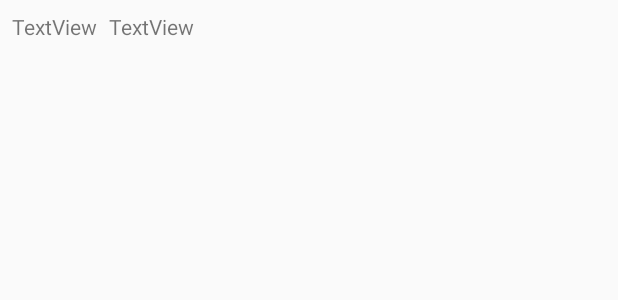
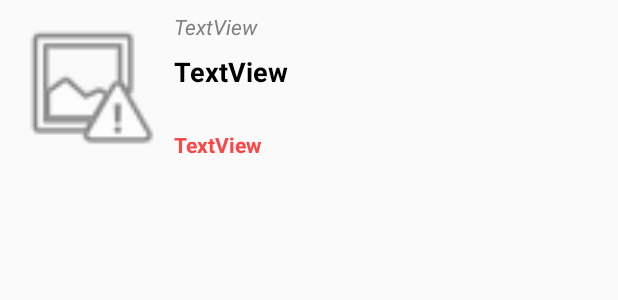
Before and after one commit to WolfeLeee/comp5703project, an Android app: the layout recycler_browse.xml on its own in the app's theme, with its tools: preview values and no code run, on a phone screen of 412 x 824 dp. Shown: the top 300 px of the screen. Run offline under Robolectric (Android 15) with nearby library versions, the phone set to English and light mode, and no system bars.

Commit message:
Add image columns to local database. Users could search for a product and image of that product will appear next to the title and category

```diff
--- a/KinderFoodFinder/app/build.gradle
+++ b/KinderFoodFinder/app/build.gradle
@@ -27,4 +27,5 @@ dependencies {
     androidTestImplementation 'com.android.support.test.espresso:espresso-core:3.0.2'
     implementation 'com.android.support:design:28.0.0'
     implementation 'com.android.support:recyclerview-v7:28.0.0'
+    implementation 'com.squareup.picasso:picasso:2.5.2'
 }
--- a/KinderFoodFinder/app/src/main/AndroidManifest.xml
+++ b/KinderFoodFinder/app/src/main/AndroidManifest.xml
@@ -1,6 +1,8 @@
 <?xml version="1.0" encoding="utf-8"?>
 <manifest xmlns:android="http://schemas.android.com/apk/res/android"
     package="comp5703.sydney.edu.au.kinderfoodfinder">
+
+    <uses-permission android:name="android.permission.INTERNET" />
 
     <application
         android:allowBackup="true"
--- a/KinderFoodFinder/app/src/main/java/comp5703/sydney/edu/au/kinderfoodfinder/AppDatabase.java
+++ b/KinderFoodFinder/app/src/main/java/comp5703/sydney/edu/au/kinderfoodfinder/AppDatabase.java
@@ -52,7 +52,9 @@ public class AppDatabase extends SQLiteOpenHelper {
 //                "DROP TABLE "+ProductsContract.TABLE_NAME +";" +
                 "CREATE TABLE " + ProductsContract.TABLE_NAME + "("
                 + ProductsContract.Columns._ID + " INTEGER PRIMARY KEY NOT NULL, "
+                + ProductsContract.Columns.BRAND_CATEGORY + " INTEGER NOT NULL, "
                 + ProductsContract.Columns.BRAND_NAME + " TEXT UNIQUE NOT NULL, "
+                        + ProductsContract.Columns.IMAGE + " BLOB, "
                 + ProductsContract.Columns.BRAND_SORTORDER + " INTEGER);";
         Log.d(TAG, sSQL);
         db.execSQL(sSQL);
@@ -67,6 +69,8 @@ public class AppDatabase extends SQLiteOpenHelper {
 
     }
 
+
+
     @Override
     public void onUpgrade(SQLiteDatabase db, int oldVersion, int newVersion) {
         Log.d(TAG, "onUpgrade: starts");
--- a/KinderFoodFinder/app/src/main/java/comp5703/sydney/edu/au/kinderfoodfinder/MainActivity.java
+++ b/KinderFoodFinder/app/src/main/java/comp5703/sydney/edu/au/kinderfoodfinder/MainActivity.java
@@ -1,7 +1,9 @@
 package comp5703.sydney.edu.au.kinderfoodfinder;
 
+import android.Manifest;
 import android.support.annotation.NonNull;
 import android.support.design.widget.BottomNavigationView;
+import android.support.v4.app.ActivityCompat;
 import android.support.v4.app.Fragment;
 import android.support.v7.app.AppCompatActivity;
 import android.os.Bundle;
@@ -24,6 +26,10 @@ public class MainActivity extends AppCompatActivity
     {
         super.onCreate(savedInstanceState);
         setContentView(R.layout.activity_main);
+
+        ActivityCompat.requestPermissions(MainActivity.this,
+                new String[]{Manifest.permission.INTERNET},
+                1);
 
         // set up
         BottomNavigationView navigation = (BottomNavigationView) findViewById(R.id.navigation);
--- a/KinderFoodFinder/app/src/main/java/comp5703/sydney/edu/au/kinderfoodfinder/ProductsContract.java
+++ b/KinderFoodFinder/app/src/main/java/comp5703/sydney/edu/au/kinderfoodfinder/ProductsContract.java
@@ -17,6 +17,8 @@ public class ProductsContract {
         public static final String BRAND_NAME = "Brand";
         public static final String BRAND_RATING = "Rating";
         public static final String BRAND_SORTORDER = "SortOrder";
+        public static final String BRAND_CATEGORY = "Category";
+        public static final String IMAGE = "image";
 
         private Columns(){
             //private constructor to prevent instantiation
--- a/KinderFoodFinder/app/src/main/java/comp5703/sydney/edu/au/kinderfoodfinder/SearchFragment.java
+++ b/KinderFoodFinder/app/src/main/java/comp5703/sydney/edu/au/kinderfoodfinder/SearchFragment.java
@@ -61,9 +61,6 @@ public class SearchFragment extends Fragment implements GetProductsData.OnDataAv
         mProductsRecyclerViewAdapter = new ProductsRecyclerViewAdapter(new ArrayList<Products>(), getContext());
         recyclerView.setAdapter(mProductsRecyclerViewAdapter);
 
-
-
-
         Log.d(TAG, "onViewCreated: ends");
         return view;
     }
--- a/KinderFoodFinder/app/src/main/res/layout/recycler_browse.xml
+++ b/KinderFoodFinder/app/src/main/res/layout/recycler_browse.xml
@@ -5,27 +5,61 @@
     android:layout_width="match_parent"
     android:layout_height="wrap_content">
 
-    <TextView
-        android:id="@+id/brand"
-        android:layout_width="wrap_content"
-        android:layout_height="wrap_content"
+    <ImageView
+        android:id="@+id/Brand_Image"
+        android:layout_width="100dp"
+        android:layout_height="100dp"
         android:layout_marginStart="8dp"
+        android:layout_marginLeft="8dp"
         android:layout_marginTop="8dp"
         android:layout_marginBottom="8dp"
+        android:contentDescription="@string/Brand_Image"
         app:layout_constraintBottom_toBottomOf="parent"
         app:layout_constraintStart_toStartOf="parent"
         app:layout_constraintTop_toTopOf="parent"
+        app:srcCompat="@android:drawable/ic_menu_report_image" />
+
+    <TextView
+        android:id="@+id/Brand_Category"
+        android:layout_width="0dp"
+        android:layout_height="wrap_content"
+        android:layout_marginStart="8dp"
+        android:layout_marginLeft="8dp"
+        android:layout_marginEnd="8dp"
+        android:layout_marginRight="8dp"
+        android:textColor="@android:color/tertiary_text_light"
+        android:textSize="14sp"
+        android:textStyle="italic"
+        app:layout_constraintEnd_toEndOf="parent"
+        app:layout_constraintHorizontal_bias="0.0"
+        app:layout_constraintStart_toEndOf="@+id/Brand_Image"
+        app:layout_constraintTop_toTopOf="@+id/Brand_Image"
         tools:text="TextView" />
 
     <TextView
-        android:id="@+id/rating"
+        android:id="@+id/Brand_Title"
         android:layout_width="0dp"
         android:layout_height="wrap_content"
-        android:layout_marginStart="8dp"
-        android:layout_marginEnd="8dp"
-        app:layout_constraintBaseline_toBaselineOf="@+id/brand"
-        app:layout_constraintEnd_toEndOf="parent"
-        app:layout_constraintHorizontal_bias="1.0"
-        app:layout_constraintStart_toEndOf="@+id/brand"
+        android:layout_marginTop="8dp"
+        android:textColor="@android:color/black"
+        android:textSize="18sp"
+        android:textStyle="bold"
+        app:layout_constraintEnd_toEndOf="@+id/Brand_Category"
+        app:layout_constraintStart_toStartOf="@+id/Brand_Category"
+        app:layout_constraintTop_toBottomOf="@+id/Brand_Category"
+        tools:text="TextView" />
+
+    <TextView
+        android:id="@+id/Brand_Rating"
+        android:layout_width="0dp"
+        android:layout_height="wrap_content"
+        android:layout_marginTop="24dp"
+        android:textColor="@android:color/holo_red_light"
+        android:textSize="14sp"
+        android:textStyle="bold"
+        app:layout_constraintBottom_toBottomOf="@+id/Brand_Image"
+        app:layout_constraintEnd_toEndOf="@+id/Brand_Title"
+        app:layout_constraintStart_toStartOf="@+id/Brand_Title"
+        app:layout_constraintTop_toBottomOf="@+id/Brand_Title"
         tools:text="TextView" />
 </android.support.constraint.ConstraintLayout>
--- a/KinderFoodFinder/app/src/main/res/values/strings.xml
+++ b/KinderFoodFinder/app/src/main/res/values/strings.xml
@@ -11,4 +11,5 @@
     <string name="radio_male">Male</string>
     <string name="radio_female">Female</string>
     <string name="radio_not_disclose">Not Disclose</string>
+    <string name="Brand_Image">Image of a Brand</string>
 </resources>
```
Also changed, not shown: KinderFoodFinder/app/src/main/java/comp5703/sydney/edu/au/kinderfoodfinder/GetProductsData.java (+49 -8 lines), KinderFoodFinder/app/src/main/java/comp5703/sydney/edu/au/kinderfoodfinder/Products.java (+29 -12 lines), KinderFoodFinder/app/src/main/java/comp5703/sydney/edu/au/kinderfoodfinder/ProductsRecyclerViewAdapter.java (+11 -7 lines), 2 other files.
